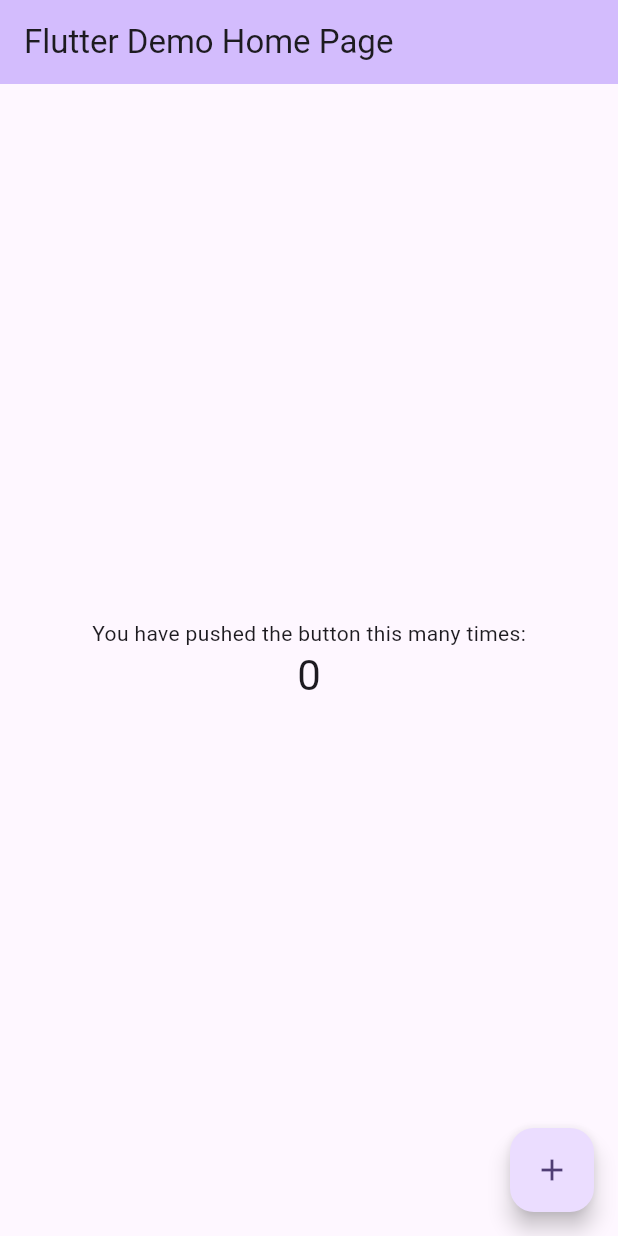
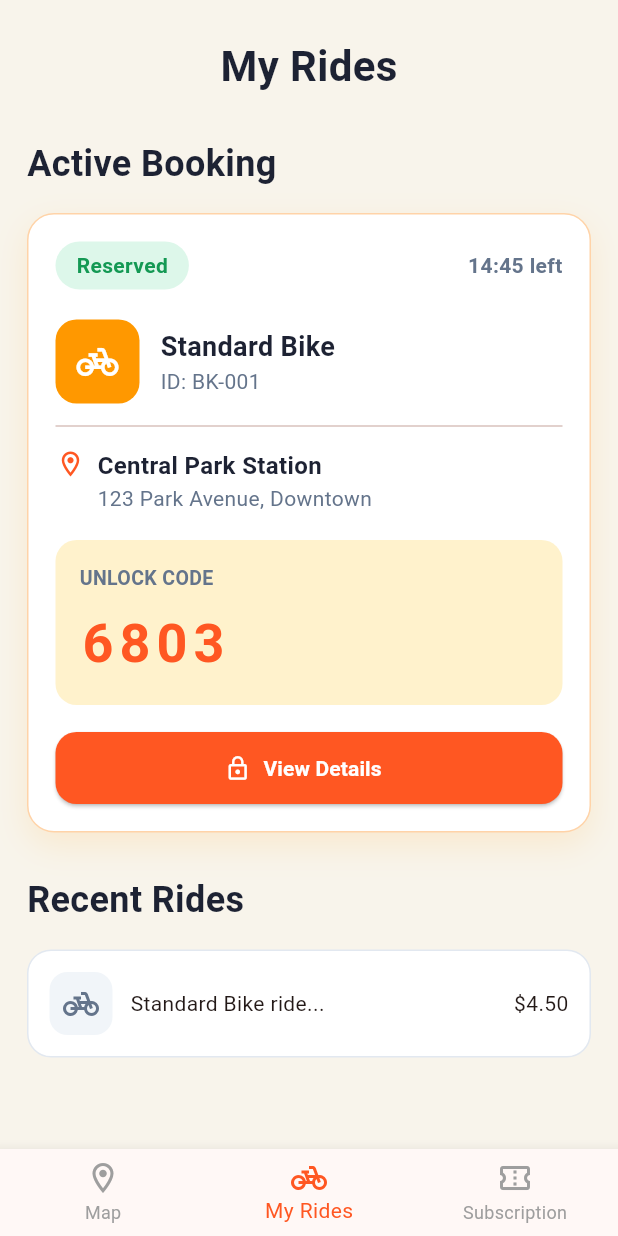
Before and after one commit to Undertale-12357/JisKong, a Flutter app: the screen it shows after launch, on a phone screen of 412 x 824 dp. Run offline on Flutter 3.47's test engine with Material 3 defaults, Android fonts, the phone set to English and light mode, and no system bars.

Commit message:
Booking bike Screen

```diff
--- a/lib/main.dart
+++ b/lib/main.dart
@@ -1,4 +1,6 @@
 import 'package:flutter/material.dart';
+import 'package:jis_kong/ui/screens/pass/pass_screen.dart';
+
 
 void main() {
   runApp(const MyApp());
@@ -7,116 +9,17 @@ void main() {
 class MyApp extends StatelessWidget {
   const MyApp({super.key});
 
-  // This widget is the root of your application.
   @override
   Widget build(BuildContext context) {
     return MaterialApp(
-      title: 'Flutter Demo',
+      title: 'Velo Toulous',
+      debugShowCheckedModeBanner: false,
       theme: ThemeData(
-        // This is the theme of your application.
-        //
-        // TRY THIS: Try running your application with "flutter run". You'll see
-        // the application has a purple toolbar. Then, without quitting the app,
-        // try changing the seedColor in the colorScheme below to Colors.green
-        // and then invoke "hot reload" (save your changes or press the "hot
-        // reload" button in a Flutter-supported IDE, or press "r" if you used
-        // the command line to start the app).
-        //
-        // Notice that the counter didn't reset back to zero; the application
-        // state is not lost during the reload. To reset the state, use hot
-        // restart instead.
-        //
-        // This works for code too, not just values: Most code changes can be
-        // tested with just a hot reload.
-        colorScheme: .fromSeed(seedColor: Colors.deepPurple),
+        colorScheme: ColorScheme.fromSeed(seedColor: Colors.deepOrange),
+        useMaterial3: true,
       ),
-      home: const MyHomePage(title: 'Flutter Demo Home Page'),
+
+      home: const PassScreen(),
     );
   }
 }
-
-class MyHomePage extends StatefulWidget {
-  const MyHomePage({super.key, required this.title});
-
-  // This widget is the home page of your application. It is stateful, meaning
-  // that it has a State object (defined below) that contains fields that affect
-  // how it looks.
-
-  // This class is the configuration for the state. It holds the values (in this
-  // case the title) provided by the parent (in this case the App widget) and
-  // used by the build method of the State. Fields in a Widget subclass are
-  // always marked "final".
-
-  final String title;
-
-  @override
-  State<MyHomePage> createState() => _MyHomePageState();
-}
-
-class _MyHomePageState extends State<MyHomePage> {
-  int _counter = 0;
-
-  void _incrementCounter() {
-    setState(() {
-      // This call to setState tells the Flutter framework that something has
-      // changed in this State, which causes it to rerun the build method below
-      // so that the display can reflect the updated values. If we changed
-      // _counter without calling setState(), then the build method would not be
-      // called again, and so nothing would appear to happen.
-      _counter++;
-    });
-  }
-
-  @override
-  Widget build(BuildContext context) {
-    // This method is rerun every time setState is called, for instance as done
-    // by the _incrementCounter method above.
-    //
-    // The Flutter framework has been optimized to make rerunning build methods
-    // fast, so that you can just rebuild anything that needs updating rather
-    // than having to individually change instances of widgets.
-    return Scaffold(
-      appBar: AppBar(
-        // TRY THIS: Try changing the color here to a specific color (to
-        // Colors.amber, perhaps?) and trigger a hot reload to see the AppBar
-        // change color while the other colors stay the same.
-        backgroundColor: Theme.of(context).colorScheme.inversePrimary,
-        // Here we take the value from the MyHomePage object that was created by
-        // the App.build method, and use it to set our appbar title.
-        title: Text(widget.title),
-      ),
-      body: Center(
-        // Center is a layout widget. It takes a single child and positions it
-        // in the middle of the parent.
-        child: Column(
-          // Column is also a layout widget. It takes a list of children and
-          // arranges them vertically. By default, it sizes itself to fit its
-          // children horizontally, and tries to be as tall as its parent.
-          //
-          // Column has various properties to control how it sizes itself and
-          // how it positions its children. Here we use mainAxisAlignment to
-          // center the children vertically; the main axis here is the vertical
-          // axis because Columns are vertical (the cross axis would be
-          // horizontal).
-          //
-          // TRY THIS: Invoke "debug painting" (choose the "Toggle Debug Paint"
-          // action in the IDE, or press "p" in the console), to see the
-          // wireframe for each widget.
-          mainAxisAlignment: .center,
-          children: [
-            const Text('You have pushed the button this many times:'),
-            Text(
-              '$_counter',
-              style: Theme.of(context).textTheme.headlineMedium,
-            ),
-          ],
-        ),
-      ),
-      floatingActionButton: FloatingActionButton(
-        onPressed: _incrementCounter,
-        tooltip: 'Increment',
-        child: const Icon(Icons.add),
-      ),
-    );
-  }
-}
--- /dev/null
+++ b/lib/ui/screens/my_ride/view_model/my_ride_view_model.dart
@@ -0,0 +1,20 @@
+import 'package:flutter/material.dart';
+
+class MyRideViewModel extends ChangeNotifier {
+  final String activeBookingStatus = "No Active Bookings";
+  final String bookingSubtitle = "Find a station and book your next ride!";
+
+  final List<Map<String, dynamic>> recentRides = [
+    {
+      "type": "Standard Bike",
+      "location": "Central Station",
+      "date": "Apr 1, 2026",
+      "price": "\$4.50",
+      "duration": "15 min",
+    },
+  ];
+
+  void browseStations() {
+    debugPrint("Navigating to stations...");
+  }
+}
--- a/lib/ui/screens/pass/pass_screen.dart
+++ b/lib/ui/screens/pass/pass_screen.dart
@@ -0,0 +1,58 @@
+import 'package:flutter/material.dart';
+import 'view_model/pass_view_model.dart';
+import 'widget/pass_content.dart';
+
+class PassScreen extends StatefulWidget {
+  const PassScreen({super.key});
+
+  @override
+  State<PassScreen> createState() => _PassScreenState();
+}
+
+class _PassScreenState extends State<PassScreen> {
+  late PassViewModel _viewModel;
+
+  @override
+  void initState() {
+    super.initState();
+    _viewModel = PassViewModel();
+
+    _viewModel.addListener(_update);
+  }
+
+  void _update() => setState(() {});
+
+  @override
+  void dispose() {
+    _viewModel.removeListener(_update);
+    _viewModel.dispose();
+    super.dispose();
+  }
+
+  @override
+  Widget build(BuildContext context) {
+    return Scaffold(
+      backgroundColor: const Color(0xFFF8F4EB),
+      bottomNavigationBar: BottomNavigationBar(
+        currentIndex: 1,
+        selectedItemColor: Colors.deepOrange,
+        unselectedItemColor: Colors.grey,
+        items: const [
+          BottomNavigationBarItem(
+            icon: Icon(Icons.location_on_outlined),
+            label: 'Map',
+          ),
+          BottomNavigationBarItem(
+            icon: Icon(Icons.pedal_bike_outlined),
+            label: 'My Rides',
+          ),
+          BottomNavigationBarItem(
+            icon: Icon(Icons.confirmation_num_outlined),
+            label: 'Subscription',
+          ),
+        ],
+      ),
+      body: SafeArea(child: PassContent(viewModel: _viewModel)),
+    );
+  }
+}
--- a/lib/ui/screens/pass/view_model/pass_view_model.dart
+++ b/lib/ui/screens/pass/view_model/pass_view_model.dart
@@ -0,0 +1,40 @@
+import 'dart:async';
+import 'package:flutter/material.dart';
+
+class PassViewModel extends ChangeNotifier {
+  int _remainingSeconds = 892;
+  Timer? _timer;
+
+  final String bikeId = "BK-001";
+  final String stationName = "Central Park Station";
+  final String unlockCode = "6803";
+
+  int get remainingSeconds => _remainingSeconds;
+
+  PassViewModel() {
+    startTimer();
+  }
+
+  void startTimer() {
+    _timer = Timer.periodic(const Duration(seconds: 1), (timer) {
+      if (_remainingSeconds > 0) {
+        _remainingSeconds--;
+        notifyListeners();
+      } else {
+        _timer?.cancel();
+      }
+    });
+  }
+
+  String get formattedTime {
+    int minutes = _remainingSeconds ~/ 60;
+    int seconds = _remainingSeconds % 60;
+    return "${minutes.toString().padLeft(2, '0')}:${seconds.toString().padLeft(2, '0')} left";
+  }
+
+  @override
+  void dispose() {
+    _timer?.cancel();
+    super.dispose();
+  }
+}
--- a/lib/ui/screens/pass/widget/pass_content.dart
+++ b/lib/ui/screens/pass/widget/pass_content.dart
@@ -0,0 +1,266 @@
+import 'package:flutter/material.dart';
+import '../view_model/pass_view_model.dart';
+
+class PassContent extends StatelessWidget {
+  final PassViewModel viewModel;
+
+  const PassContent({super.key, required this.viewModel});
+
+  @override
+  Widget build(BuildContext context) {
+    return SingleChildScrollView(
+      padding: const EdgeInsets.symmetric(horizontal: 18),
+      child: Column(
+        crossAxisAlignment: CrossAxisAlignment.start,
+        children: [
+          const SizedBox(height: 24),
+          const Center(
+            child: Text(
+              "My Rides",
+              style: TextStyle(
+                fontSize: 28,
+                fontWeight: FontWeight.bold,
+                color: Color(0xFF1D2233),
+              ),
+            ),
+          ),
+          const SizedBox(height: 28),
+          const Text(
+            "Active Booking",
+            style: TextStyle(
+              fontSize: 24,
+              fontWeight: FontWeight.bold,
+              color: Color(0xFF1D2233),
+            ),
+          ),
+          const SizedBox(height: 16),
+          _buildActiveCard(),
+          const SizedBox(height: 28),
+          const Text(
+            "Recent Rides",
+            style: TextStyle(
+              fontSize: 24,
+              fontWeight: FontWeight.bold,
+              color: Color(0xFF1D2233),
+            ),
+          ),
+          const SizedBox(height: 16),
+          _buildRecentRideCard(),
+        ],
+      ),
+    );
+  }
+
+  Widget _buildActiveCard() {
+    return Container(
+      padding: const EdgeInsets.all(18),
+      decoration: BoxDecoration(
+        color: Colors.white,
+        borderRadius: BorderRadius.circular(18),
+        border: Border.all(color: const Color(0xFFFFD3A8)),
+        boxShadow: [
+          BoxShadow(
+            color: Colors.orange.withOpacity(0.12),
+            blurRadius: 18,
+            offset: const Offset(0, 8),
+          ),
+        ],
+      ),
+      child: Column(
+        children: [
+          Row(
+            children: [
+              _buildBadge(
+                "Reserved",
+                const Color(0xFFDDF7EA),
+                const Color(0xFF149954),
+              ),
+              const Spacer(),
+              Text(
+                viewModel.formattedTime,
+                style: const TextStyle(
+                  color: Color(0xFF64748B),
+                  fontWeight: FontWeight.w600,
+                ),
+              ),
+            ],
+          ),
+          const SizedBox(height: 20),
+          _buildBikeInfo(),
+          const Divider(height: 30),
+          _buildLocationInfo(),
+          const SizedBox(height: 18),
+          _buildUnlockCode(),
+          const SizedBox(height: 18),
+          _buildActionButton(),
+        ],
+      ),
+    );
+  }
+
+  Widget _buildUnlockCode() {
+    return Container(
+      width: double.infinity,
+      padding: const EdgeInsets.all(16),
+      decoration: BoxDecoration(
+        color: const Color(0xFFFFF2CC),
+        borderRadius: BorderRadius.circular(14),
+      ),
+      child: Column(
+        crossAxisAlignment: CrossAxisAlignment.start,
+        children: [
+          const Text(
+            "UNLOCK CODE",
+            style: TextStyle(
+              fontSize: 13,
+              color: Color(0xFF64748B),
+              fontWeight: FontWeight.w600,
+            ),
+          ),
+          const SizedBox(height: 8),
+          Text(
+            viewModel.unlockCode,
+            style: const TextStyle(
+              fontSize: 36,
+              fontWeight: FontWeight.bold,
+              color: Colors.deepOrange,
+              letterSpacing: 4,
+            ),
+          ),
+        ],
+      ),
+    );
+  }
+
+  Widget _buildBadge(String label, Color bg, Color text) {
+    return Container(
+      padding: const EdgeInsets.symmetric(horizontal: 14, vertical: 6),
+      decoration: BoxDecoration(
+        color: bg,
+        borderRadius: BorderRadius.circular(20),
+      ),
+      child: Text(
+        label,
+        style: TextStyle(color: text, fontWeight: FontWeight.w600),
+      ),
+    );
+  }
+
+  Widget _buildBikeInfo() {
+    return Row(
+      children: [
+        Container(
+          height: 56,
+          width: 56,
+          decoration: BoxDecoration(
+            color: Colors.orange,
+            borderRadius: BorderRadius.circular(14),
+          ),
+          child: const Icon(Icons.pedal_bike, color: Colors.white, size: 28),
+        ),
+        const SizedBox(width: 14),
+        Column(
+          crossAxisAlignment: CrossAxisAlignment.start,
+          children: [
+            const Text(
+              "Standard Bike",
+              style: TextStyle(
+                fontSize: 18,
+                fontWeight: FontWeight.bold,
+                color: Color(0xFF1D2233),
+              ),
+            ),
+            Text(
+              "ID: ${viewModel.bikeId}",
+              style: const TextStyle(color: Color(0xFF64748B)),
+            ),
+          ],
+        ),
+      ],
+    );
+  }
+
+  Widget _buildLocationInfo() {
+    return Row(
+      crossAxisAlignment: CrossAxisAlignment.start,
+      children: [
+        const Icon(
+          Icons.location_on_outlined,
+          color: Colors.deepOrange,
+          size: 20,
+        ),
+        const SizedBox(width: 8),
+        Expanded(
+          child: Column(
+            crossAxisAlignment: CrossAxisAlignment.start,
+            children: [
+              Text(
+                viewModel.stationName,
+                style: const TextStyle(
+                  fontWeight: FontWeight.bold,
+                  fontSize: 16,
+                  color: Color(0xFF1D2233),
+                ),
+              ),
+              const Text(
+                "123 Park Avenue, Downtown",
+                style: TextStyle(color: Color(0xFF64748B)),
+              ),
+            ],
+          ),
+        ),
+      ],
+    );
+  }
+
+  Widget _buildActionButton() {
+    return SizedBox(
+      width: double.infinity,
+      height: 48,
+      child: ElevatedButton.icon(
+        style: ElevatedButton.styleFrom(
+          backgroundColor: Colors.deepOrange,
+          shape: RoundedRectangleBorder(
+            borderRadius: BorderRadius.circular(14),
+          ),
+        ),
+        onPressed: () {},
+        icon: const Icon(Icons.lock_outline, color: Colors.white),
+        label: const Text(
+          "View Details",
+          style: TextStyle(color: Colors.white, fontWeight: FontWeight.bold),
+        ),
+      ),
+    );
+  }
+
+  Widget _buildRecentRideCard() {
+    return Container(
+      padding: const EdgeInsets.all(14),
+      decoration: BoxDecoration(
+        color: Colors.white,
+        borderRadius: BorderRadius.circular(16),
+        border: Border.all(color: const Color(0xFFE2E8F0)),
+      ),
+      child: Row(
+        children: [
+          Container(
+            height: 42,
+            width: 42,
+            decoration: BoxDecoration(
+              color: const Color(0xFFF1F5F9),
+              borderRadius: BorderRadius.circular(12),
+            ),
+            child: const Icon(
+              Icons.pedal_bike_outlined,
+              color: Color(0xFF64748B),
+            ),
+          ),
+          const SizedBox(width: 12),
+          const Expanded(child: Text("Standard Bike ride...")),
+          const Text("\$4.50"),
+        ],
+      ),
+    );
+  }
+}
```
Also changed, not shown: lib/ui/screens/my_ride/my_ride_screen.dart (+42 -0 lines), lib/ui/screens/my_ride/widget/my_ride_content.dart (+161 -0 lines), lib/ui/screens/my_ride/view_model/my_ride_view_mode.dart (deleted), pubspec.lock.
